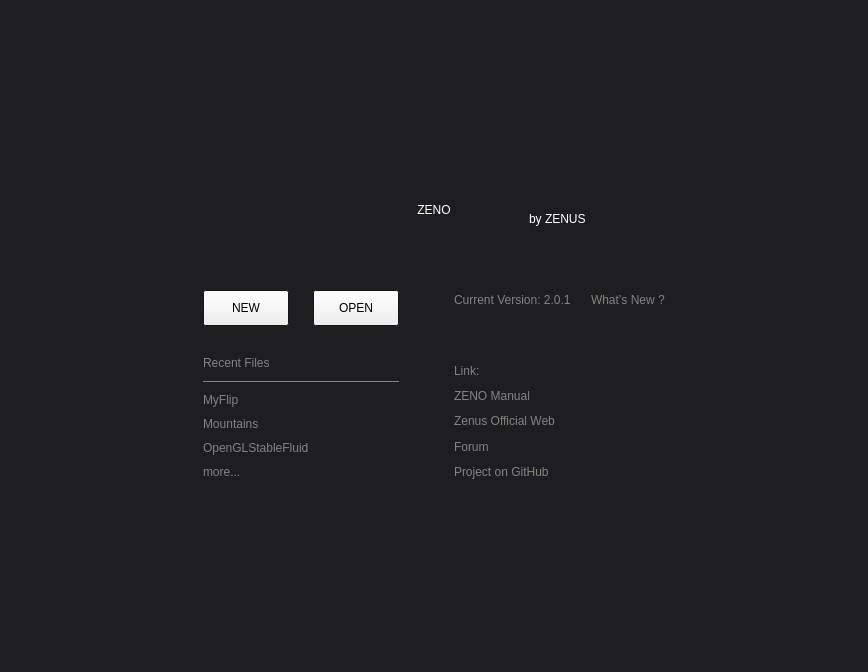
Above: ui/zenoedit/nodesview/welcomepage.ui from zenustech/zeno before the change. Below: the same form after it.
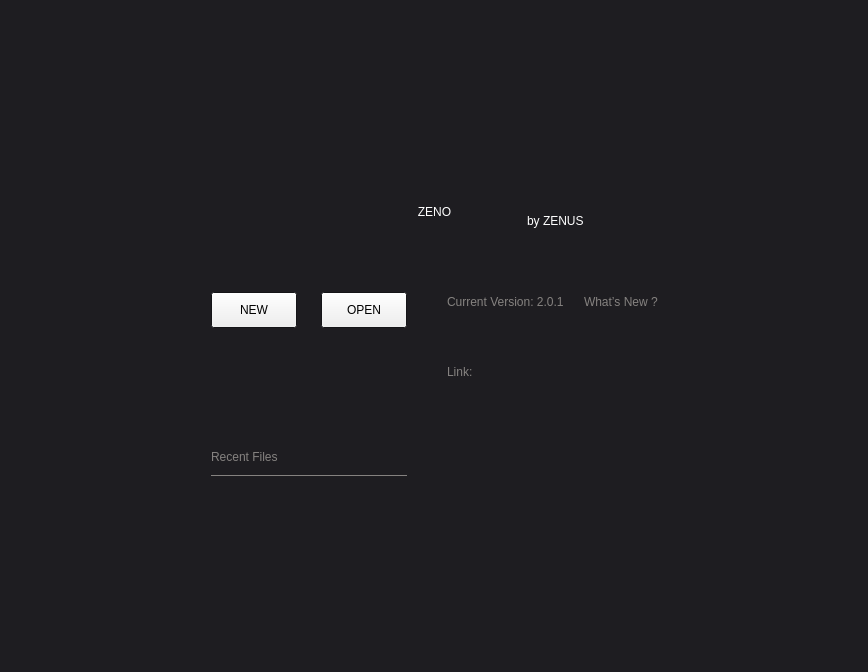
That is the form after the change. Custom widgets are drawn as their Qt base class.

```diff
--- a/ui/zenoedit/nodesview/welcomepage.ui
+++ b/ui/zenoedit/nodesview/welcomepage.ui
@@ -332,7 +332,7 @@
               <enum>Qt::Vertical</enum>
              </property>
              <property name="sizeType">
-              <enum>QSizePolicy::Fixed</enum>
+              <enum>QSizePolicy::Expanding</enum>
              </property>
              <property name="sizeHint" stdset="0">
               <size>
@@ -380,60 +380,14 @@
             </widget>
            </item>
            <item>
-            <widget class="QLabel" name="lblFileExample1">
-             <property name="styleSheet">
-              <string notr="true">QLabel
-{
-	font: 14px &quot;HarmonyOS Sans&quot;;
-	color: rgb(133, 130, 128);
-}</string>
+            <layout class="QVBoxLayout" name="layoutFiles">
+             <property name="spacing">
+              <number>10</number>
              </property>
-             <property name="text">
-              <string>MyFlip</string>
+             <property name="bottomMargin">
+              <number>0</number>
              </property>
-            </widget>
-           </item>
-           <item>
-            <widget class="QLabel" name="lblFileExample2">
-             <property name="styleSheet">
-              <string notr="true">QLabel
-{
-	font: 14px &quot;HarmonyOS Sans&quot;;
-	color: rgb(133, 130, 128);
-}</string>
-             </property>
-             <property name="text">
-              <string>Mountains</string>
-             </property>
-            </widget>
-           </item>
-           <item>
-            <widget class="QLabel" name="lblFileExample3">
-             <property name="styleSheet">
-              <string notr="true">QLabel
-{
-	font: 14px &quot;HarmonyOS Sans&quot;;
-	color: rgb(133, 130, 128);
-}</string>
-             </property>
-             <property name="text">
-              <string>OpenGLStableFluid</string>
-             </property>
-            </widget>
-           </item>
-           <item>
-            <widget class="QLabel" name="lblMoreFile">
-             <property name="styleSheet">
-              <string notr="true">QLabel
-{
-	font: 14px &quot;HarmonyOS Sans&quot;;
-	color: rgb(133, 130, 128);
-}</string>
-             </property>
-             <property name="text">
-              <string>more...</string>
-             </property>
-            </widget>
+            </layout>
            </item>
           </layout>
          </item>
@@ -443,11 +397,11 @@
             <enum>Qt::Horizontal</enum>
            </property>
            <property name="sizeType">
-            <enum>QSizePolicy::Fixed</enum>
+            <enum>QSizePolicy::Maximum</enum>
            </property>
            <property name="sizeHint" stdset="0">
             <size>
-             <width>55</width>
+             <width>40</width>
              <height>20</height>
             </size>
            </property>
@@ -515,7 +469,7 @@
               <enum>Qt::Vertical</enum>
              </property>
              <property name="sizeType">
-              <enum>QSizePolicy::Fixed</enum>
+              <enum>QSizePolicy::Maximum</enum>
              </property>
              <property name="sizeHint" stdset="0">
               <size>
@@ -540,60 +494,16 @@
             </widget>
            </item>
            <item>
-            <widget class="QLabel" name="lblManual">
-             <property name="styleSheet">
-              <string notr="true">QLabel
-{
-	font: 14px &quot;HarmonyOS Sans&quot;;
-	color: rgb(133, 130, 128);
-}</string>
-             </property>
-             <property name="text">
-              <string>ZENO Manual</string>
-             </property>
-            </widget>
+            <widget class="ZTextLabel" name="lblManual"/>
            </item>
            <item>
-            <widget class="QLabel" name="lblOfficialWeb">
-             <property name="styleSheet">
-              <string notr="true">QLabel
-{
-	font: 14px &quot;HarmonyOS Sans&quot;;
-	color: rgb(133, 130, 128);
-}</string>
-             </property>
-             <property name="text">
-              <string>Zenus Official Web</string>
-             </property>
-            </widget>
+            <widget class="ZTextLabel" name="lblOfficialWeb"/>
            </item>
            <item>
-            <widget class="QLabel" name="lblForum">
-             <property name="styleSheet">
-              <string notr="true">QLabel
-{
-	font: 14px &quot;HarmonyOS Sans&quot;;
-	color: rgb(133, 130, 128);
-}</string>
-             </property>
-             <property name="text">
-              <string>Forum</string>
-             </property>
-            </widget>
+            <widget class="ZTextLabel" name="lblForum"/>
            </item>
            <item>
-            <widget class="QLabel" name="lblGithub">
-             <property name="styleSheet">
-              <string notr="true">QLabel
-{
-	font: 14px &quot;HarmonyOS Sans&quot;;
-	color: rgb(133, 130, 128);
-}</string>
-             </property>
-             <property name="text">
-              <string>Project on GitHub</string>
-             </property>
-            </widget>
+            <widget class="ZTextLabel" name="lblGithub"/>
            </item>
           </layout>
          </item>
@@ -631,6 +541,14 @@
    </item>
   </layout>
  </widget>
+ <customwidgets>
+  <customwidget>
+   <class>ZTextLabel</class>
+   <extends>QLabel</extends>
+   <header>zenoui/comctrl/zlabel.h</header>
+   <container>1</container>
+  </customwidget>
+ </customwidgets>
  <resources/>
  <connections/>
 </ui>
```
